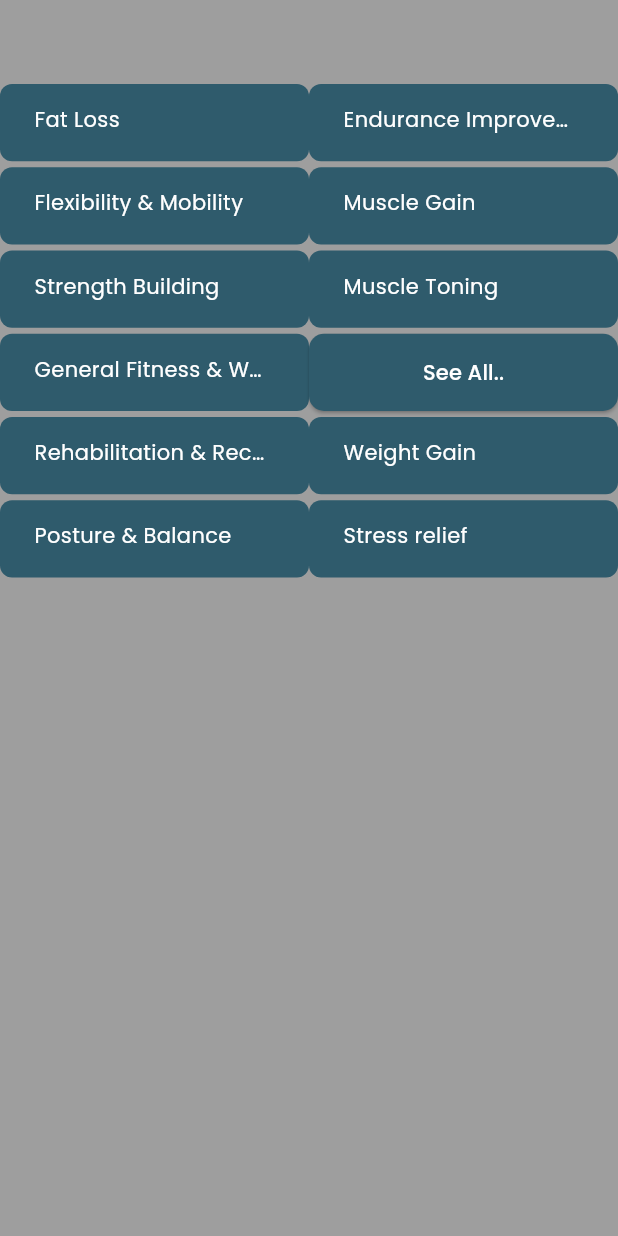
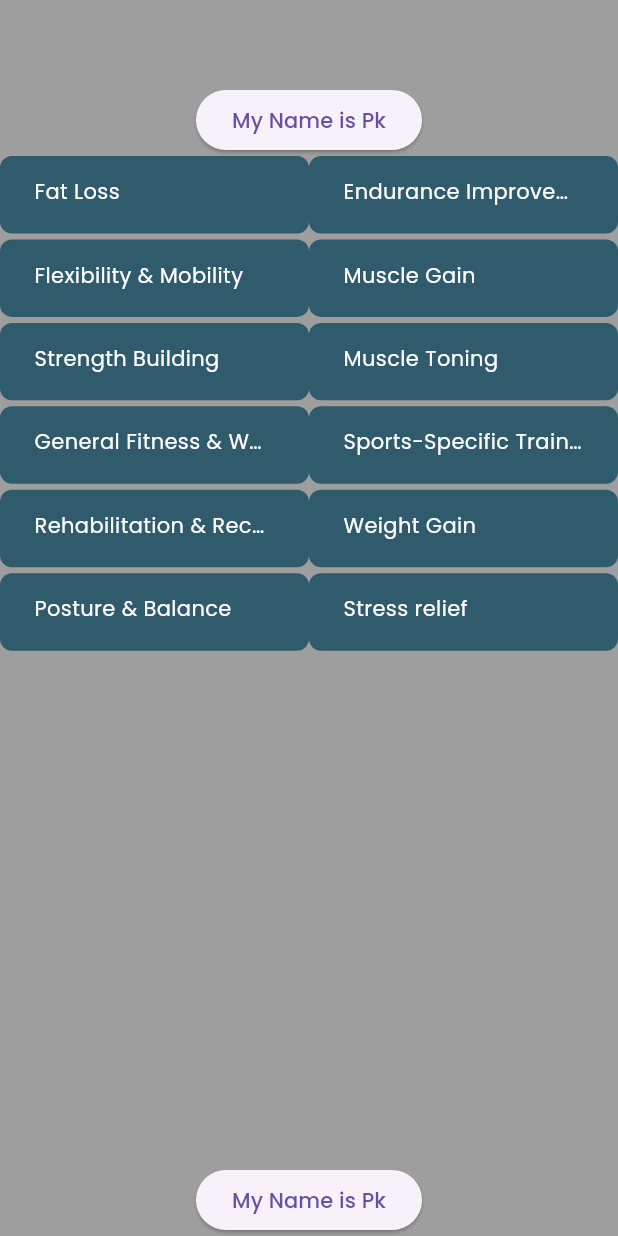
Before and after one commit to Prashant1125/Expanded-Gridview-component, a Flutter app: the screen it shows after launch, after a tap on "See All..", on a phone screen of 412 x 824 dp. Run offline on Flutter 3.47's test engine with Material 3 defaults, Android fonts, the phone set to English and light mode, and no system bars; our stand-ins replace get, google_fonts.

Commit message:
component has completed

```diff
--- a/lib/controller/key_service_controller.dart
+++ b/lib/controller/key_service_controller.dart
@@ -3,6 +3,13 @@
 import 'package:get/get.dart';
 
 class LanguageButtonsController extends GetxController {
+  RxBool isSheAll = false.obs;
+
+  // Function to change the value
+  void changeTapState() {
+    isSheAll.value = !isSheAll.value;
+  }
+
   RxMap<String, bool> buttonsStates = <String, bool>{
     'Fat Loss': false,
     'Endurance Improvement': false,
--- a/lib/screens/account_creation.dart
+++ b/lib/screens/account_creation.dart
@@ -12,8 +12,6 @@ class AccountCreation extends StatefulWidget {
 }
 
 class _AccountCreationState extends State<AccountCreation> {
-  bool isSheAll = false;
-
   @override
   Widget build(BuildContext context) {
     final LanguageButtonsController languageButtonsController =
@@ -24,21 +22,28 @@ class _AccountCreationState extends State<AccountCreation> {
         appBar: AppBar(
           backgroundColor: Colors.grey,
         ),
-      body: SizedBox(
-          child: GridView.builder(
+        body: Column(
+          children: [
+            ElevatedButton(onPressed: () {}, child: Text('My Name is Pk')),
+            Expanded(
+              child: Obx(
+                () => GridView.builder(
+                  shrinkWrap: true,
                   padding: EdgeInsets.zero,
                   physics: const ClampingScrollPhysics(),
                   gridDelegate: const SliverGridDelegateWithFixedCrossAxisCount(
-            childAspectRatio: 4, crossAxisCount: 2, mainAxisSpacing: 4),
-        itemCount:
-            isSheAll ? languageButtonsController.listOfObjectives.length : 8,
+                      childAspectRatio: 3.99,
+                      crossAxisCount: 2,
+                      mainAxisSpacing: 4),
+                  itemCount: languageButtonsController.isSheAll.value
+                      ? languageButtonsController.listOfObjectives.length
+                      : 8,
                   itemBuilder: (context, index) {
-          return index == 7
+                    return index == 7 &&
+                            !languageButtonsController.isSheAll.value
                         ? ElevatedButton(
                             onPressed: () {
-                    setState(() {
-                      isSheAll = true;
-                    });
+                              languageButtonsController.changeTapState();
                             },
                             style: ElevatedButton.styleFrom(
                                 backgroundColor: Color(0xFF2F5B6C),
@@ -59,7 +64,8 @@ class _AccountCreationState extends State<AccountCreation> {
                               languageButtonsController
                                   .changeStateForMembershipObjectives(
                                       languageButtonsController
-                                .listOfObjectivesButtonUniqueId[index],
+                                              .listOfObjectivesButtonUniqueId[
+                                          index],
                                       index);
                             },
                             buttonHeight: 45,
@@ -68,7 +74,11 @@ class _AccountCreationState extends State<AccountCreation> {
                             uniqueButtonId: languageButtonsController
                                 .listOfObjectivesButtonUniqueId[index]);
                   },
-      )),
-    );
+                ),
+              ),
+            ),
+            ElevatedButton(onPressed: () {}, child: Text('My Name is Pk')),
+          ],
+        ));
   }
 }
```
Lines whose indentation alone changed are shown as unchanged.
